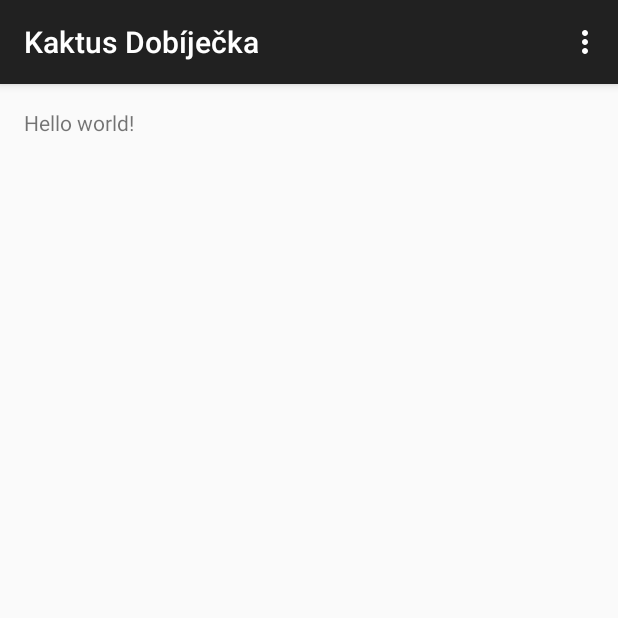
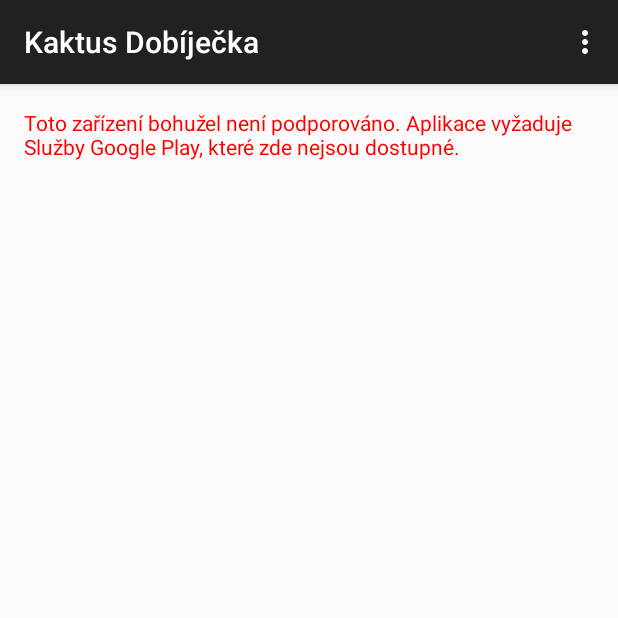
Before and after one commit to zdenda/kaktus-dobijecka, an Android app: the screen it shows after launch (MainActivity), on a phone screen of 412 x 824 dp, the top half of it. Run offline under Robolectric (Android 15) with nearby library versions, the phone set to English and light mode, and no system bars.

Commit message:
add info about GCM registration status

```diff
--- a/app/src/main/java/eu/zkkn/android/kaktus/GcmRegistrationService.java
+++ b/app/src/main/java/eu/zkkn/android/kaktus/GcmRegistrationService.java
@@ -2,6 +2,7 @@ package eu.zkkn.android.kaktus;
 
 import android.app.IntentService;
 import android.content.Intent;
+import android.support.v4.content.LocalBroadcastManager;
 import android.util.Log;
 
 import com.google.android.gms.gcm.GcmPubSub;
@@ -21,6 +22,8 @@ import eu.zkkn.android.kaktus.backend.registration.Registration;
  * Service for registration to receiving Google Cloud Messages
  */
 public class GcmRegistrationService extends IntentService {
+
+    public static final String REGISTRATION_COMPLETE = "registrationComplete";
 
     private static final String TAG = "GcmRegistrationService";
     private static final String[] TOPICS = {"global"};
@@ -59,6 +62,9 @@ public class GcmRegistrationService extends IntentService {
             // on a third-party server, this ensures that we'll attempt the update at a later time.
             Preferences.setGcmSentTokenToServer(this, false);
         }
+
+        // Notify UI that registration has completed.
+        LocalBroadcastManager.getInstance(this).sendBroadcast(new Intent(REGISTRATION_COMPLETE));
 
     }
 
--- a/app/src/main/res/layout/activity_main.xml
+++ b/app/src/main/res/layout/activity_main.xml
@@ -5,7 +5,8 @@
     android:paddingTop="@dimen/activity_vertical_margin"
     android:paddingBottom="@dimen/activity_vertical_margin" tools:context=".MainActivity">
 
-    <TextView android:text="@string/hello_world" android:layout_width="wrap_content"
-        android:layout_height="wrap_content" />
+    <TextView android:text="" android:layout_width="wrap_content"
+        android:layout_height="wrap_content"
+        android:id="@+id/tv_status" />
 
 </RelativeLayout>
--- a/app/src/main/res/values/strings.xml
+++ b/app/src/main/res/values/strings.xml
@@ -1,6 +1,11 @@
 <resources>
     <string name="app_name">Kaktus Dobíječka</string>
 
-    <string name="hello_world">Hello world!</string>
     <string name="action_settings">Settings</string>
+
+    <string name="status_missing_google_play_services">Toto zařízení bohužel není podporováno. Aplikace vyžaduje Služby Google Play, které zde nejsou dostupné.</string>
+    <string name="status_gcm_registered">Příjem upozornění na Kaktus dobíječku je aktivní.</string>
+    <string name="status_gcm_registration_in_progress">Probíhá přihlášení k odběru upozornění na Kaktus dobíječku ...</string>
+    <string name="status_gcm_registration_error">Registrace pro příjem upozornení se nezdařila. Zkuste to za chvíli znovu.</string>
+
 </resources>
--- a/backend/src/main/java/eu/zkkn/android/kaktus/backend/CheckServlet.java
+++ b/backend/src/main/java/eu/zkkn/android/kaktus/backend/CheckServlet.java
@@ -114,10 +114,13 @@ public class CheckServlet extends HttpServlet {
             message = message.substring(0, 1000) + "[...]";
         }
         Sender sender = new Sender(API_KEY);
+        //TODO: add time to live (probably 12 hours or less)
+        //TODO: maybe use Notification instead of Data payload
         Message msg = new Message.Builder().addData("message", message).build();
         //TODO: increase/remove the limit
         List<RegistrationRecord> records = ofy().load().type(RegistrationRecord.class).limit(10).list();
         for (RegistrationRecord record : records) {
+            //TODO: maybe use Topic or Group Messaging
             Result result = sender.send(msg, record.getRegId(), 5);
             if (result.getMessageId() != null) {
                 log.info("Message sent to " + record.getRegId());
```
Also changed, not shown: app/src/main/java/eu/zkkn/android/kaktus/MainActivity.java (+51 -4 lines), 1 other file.
